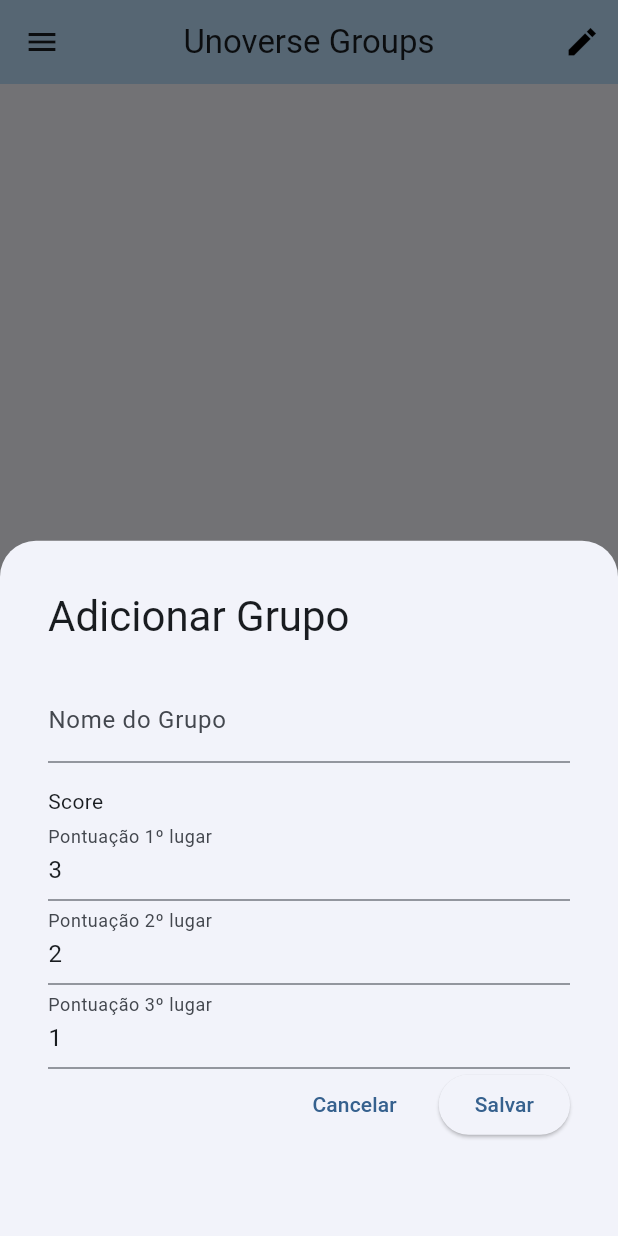
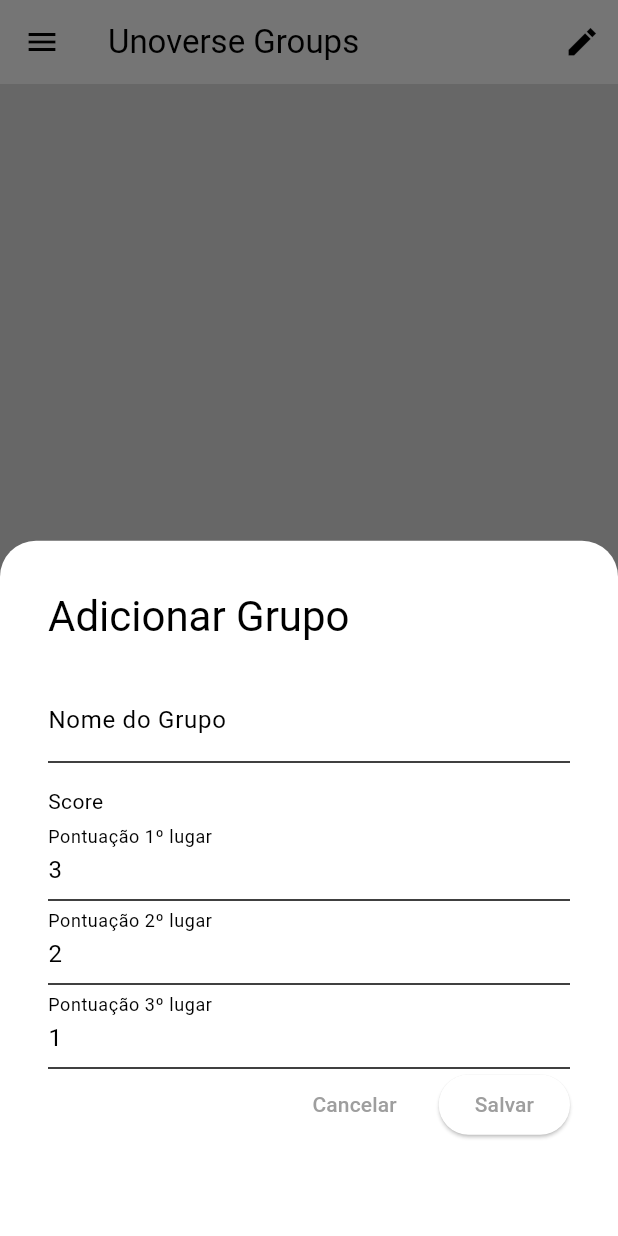
Before and after one commit to HiroGarcia/Unoverse, a Flutter app: the screen it shows once a user with an empty profile is signed in, after a tap on the "add" icon, on a phone screen of 412 x 824 dp. Run offline on Flutter 3.47's test engine with Material 3 defaults, Android fonts, the phone set to English and light mode, and no system bars; our stand-ins replace cloud_firestore, firebase_auth, firebase_core; accounts and stored records are empty; generated files the repository leaves out were written again.

Commit message:
refactor: textField, button, authpage and changed authpage colors

```diff
--- a/lib/main.dart
+++ b/lib/main.dart
@@ -7,13 +7,16 @@
 import 'package:unoverse/data/services/player_provider.dart';
 import 'package:unoverse/data/services/user_provider.dart';
 import 'package:unoverse/firebase_options.dart';
+import 'package:unoverse/presentation/pages/auth/auth_page.dart';
+import 'package:unoverse/themes/dark_mode.dart';
+import 'package:unoverse/themes/light_mode.dart';
 
 import 'presentation/pages/home/home_page.dart';
-import 'presentation/pages/auth/login_page.dart';
 
 void main() async {
   WidgetsFlutterBinding.ensureInitialized();
   await Firebase.initializeApp(options: DefaultFirebaseOptions.currentPlatform);
+
   runApp(
     MultiProvider(
       providers: [
@@ -41,18 +44,9 @@
     return MaterialApp(
       title: 'Unoverse Demo',
       debugShowCheckedModeBanner: false,
-      theme: ThemeData(
-        colorScheme: ColorScheme.fromSeed(seedColor: Colors.blue),
-        appBarTheme: AppBarTheme(
-          centerTitle: true,
-          backgroundColor: Colors.blue[100],
-        ),
-        floatingActionButtonTheme: FloatingActionButtonThemeData(
-          backgroundColor: Colors.blue[100],
-        ),
-      ),
+      theme: lightMode,
+      darkTheme: darkMode,
       home: const RoteadorTelas(),
-      routes: {'loginScreen': (context) => LoginPage()},
     );
   }
 }
@@ -76,7 +70,7 @@
             ).listenUser(user.uid);
             return HomePage(userAuth: user);
           } else {
-            return const LoginPage();
+            return AuthPage();
           }
         }
       },
--- /dev/null
+++ b/lib/presentation/pages/auth/auth_page.dart
@@ -0,0 +1,31 @@
+import 'package:flutter/material.dart';
+import 'package:unoverse/presentation/pages/auth/login_page.dart';
+import 'package:unoverse/presentation/pages/auth/register_page.dart';
+
+class AuthPage extends StatefulWidget {
+  const AuthPage({super.key});
+
+  @override
+  State<AuthPage> createState() => _AuthPageState();
+}
+
+class _AuthPageState extends State<AuthPage> {
+  // initially, show login page
+  bool showLoginPage = true;
+
+  // toggle between pages
+  void togglePages() {
+    setState(() {
+      showLoginPage = !showLoginPage;
+    });
+  }
+
+  @override
+  Widget build(BuildContext context) {
+    if (showLoginPage) {
+      return LoginPage(togglePages: togglePages);
+    } else {
+      return RegisterPage(togglePages: togglePages);
+    }
+  }
+}
--- a/lib/presentation/pages/auth/login_page.dart
+++ b/lib/presentation/pages/auth/login_page.dart
@@ -1,78 +1,74 @@
 import 'package:flutter/material.dart';
+import 'package:unoverse/presentation/widgets/my_button.dart';
+import 'package:unoverse/presentation/widgets/my_textfield.dart';
 
 import '../../controllers/auth_controller.dart';
 
 class LoginPage extends StatefulWidget {
-  const LoginPage({super.key});
+  final void Function()? togglePages;
+  const LoginPage({super.key, required this.togglePages});
 
   @override
   State<LoginPage> createState() => _LoginPageState();
 }
 
 class _LoginPageState extends State<LoginPage> {
-  final TextEditingController _emailController = TextEditingController();
-  final TextEditingController _passwordController = TextEditingController();
-  final TextEditingController _confirmController = TextEditingController();
-  final TextEditingController _nameController = TextEditingController();
+  final emailController = TextEditingController();
+  final passwordController = TextEditingController();
 
-  final AuthController authController = AuthController();
+  final authController = AuthController();
 
   final _formKey = GlobalKey<FormState>();
-
-  bool isLogin = true;
 
   @override
   Widget build(BuildContext context) {
     return Scaffold(
       body: Padding(
-        padding: const EdgeInsets.all(32.0),
+        padding: const EdgeInsets.all(40.0),
         child: Center(
-          child: Container(
-            height: 700,
-            decoration: BoxDecoration(
-              color: Colors.blue[50],
-              borderRadius: BorderRadius.circular(24),
-            ),
-            padding: EdgeInsets.all(32),
           child: Form(
             key: _formKey,
             child: Column(
               mainAxisAlignment: MainAxisAlignment.center,
               children: [
-                  Text('Welcome to Unoverse'),
+                Text(
+                  'U N O V E R S E',
+                  style: TextStyle(
+                    fontSize: 50,
+                    fontWeight: FontWeight.bold,
+                    color: Theme.of(context).colorScheme.primary,
+                  ),
+                ),
+                Text(
+                  'L E T \'S   G O   P L A Y I N G',
+                  style: TextStyle(
+                    color: Theme.of(context).colorScheme.inversePrimary,
+                  ),
+                ),
                 Padding(
-                    padding: const EdgeInsets.symmetric(vertical: 16.0),
-                    child: TextFormField(
-                      controller: _emailController,
-                      decoration: InputDecoration(
-                        border: OutlineInputBorder(
-                          borderRadius: BorderRadius.circular(16),
-                        ),
-                        labelText: 'E-mail',
-                      ),
+                  padding: const EdgeInsets.symmetric(vertical: 10.0),
+                  child: MyTextfield(
+                    controller: emailController,
+                    labelText: 'Email',
+                    obscureText: false,
                     keyboardType: TextInputType.emailAddress,
                     validator: (value) {
                       if (value == null || value == "") {
-                          return "E-mail invalid";
+                        return "Email invalid";
                       }
                       if (!value.contains("@") ||
                           !value.contains(".") ||
                           value.length < 4) {
-                          return "E-mail invalid";
+                        return "Email invalid";
                       }
                       return null;
                     },
                   ),
                 ),
-                  TextFormField(
+                MyTextfield(
+                  controller: passwordController,
+                  labelText: 'Password',
                   obscureText: true,
-                    controller: _passwordController,
-                    decoration: InputDecoration(
-                      border: OutlineInputBorder(
-                        borderRadius: BorderRadius.circular(16),
-                      ),
-                      labelText: 'Password',
-                    ),
                   validator: (value) {
                     if (value == null || value.length < 6) {
                       return "Password must have at least 6 characters";
@@ -80,85 +76,57 @@
                     return null;
                   },
                 ),
-                  Visibility(
-                    visible: !isLogin,
-                    child: Column(
+                const SizedBox(height: 10),
+                Row(
+                  mainAxisAlignment: MainAxisAlignment.end,
                   children: [
-                        Padding(
-                          padding: const EdgeInsets.symmetric(vertical: 16.0),
-                          child: TextFormField(
-                            controller: _confirmController,
-                            obscureText: true,
-                            decoration: InputDecoration(
-                              border: OutlineInputBorder(
-                                borderRadius: BorderRadius.circular(16),
-                              ),
-                              label: Text("Confirm password"),
-                            ),
-                            validator: (value) {
-                              if (value != _passwordController.text) {
-                                return "Passwords must be the same";
-                              }
-                              return null;
-                            },
-                          ),
-                        ),
-                        TextFormField(
-                          controller: _nameController,
-                          decoration: InputDecoration(
-                            border: OutlineInputBorder(
-                              borderRadius: BorderRadius.circular(16),
-                            ),
-                            label: Text("Name"),
-                          ),
-                          validator: (value) {
-                            if (value == null || value.length < 3) {
-                              return "Name must have at least 3 characters.";
-                            }
-                            return null;
-                          },
-                        ),
-                      ],
-                    ),
-                  ),
-                  Padding(
-                    padding: const EdgeInsets.symmetric(vertical: 16.0),
-                    child: ElevatedButton(
-                      onPressed: () {
-                        if (_formKey.currentState!.validate()) {
-                          if (isLogin) {
-                            authController.loginUser(
-                              email: _emailController.text,
-                              password: _passwordController.text,
-                              context: context,
-                            );
-                          } else {
-                            authController.registerUser(
-                              email: _emailController.text,
-                              password: _passwordController.text,
-                              name: _nameController.text,
-                              context: context,
-                            );
-                          }
-                        }
-                      },
-                      child: Text((isLogin) ? 'Login' : 'Sign up'),
-                    ),
-                  ),
-                  TextButton(
-                    onPressed: () {
-                      setState(() {
-                        isLogin = !isLogin;
-                      });
-                    },
-                    child: Text(
-                      (isLogin)
-                          ? 'Don\'t have acoount? Sing up'
-                          : 'Already have an account? Sign in',
+                    Text(
+                      'Forgot Password?',
+                      style: TextStyle(
+                        color: Theme.of(context).colorScheme.primary,
+                        fontWeight: FontWeight.bold,
                       ),
                     ),
                   ],
                 ),
+
+                Padding(
+                  padding: const EdgeInsets.symmetric(vertical: 16.0),
+                  child: MyButton(
+                    text: 'Login',
+                    onTap: () {
+                      if (_formKey.currentState!.validate()) {
+                        authController.loginUser(
+                          email: emailController.text,
+                          password: passwordController.text,
+                          context: context,
+                        );
+                      }
+                    },
+                  ),
+                ),
+                Row(
+                  mainAxisAlignment: MainAxisAlignment.center,
+                  children: [
+                    Text(
+                      'Don\'t have an acoount? ',
+                      style: TextStyle(
+                        color: Theme.of(context).colorScheme.primary,
+                      ),
+                    ),
+                    GestureDetector(
+                      onTap: widget.togglePages,
+                      child: Text(
+                        'Sign in',
+                        style: TextStyle(
+                          fontWeight: FontWeight.bold,
+                          color: Theme.of(context).colorScheme.primary,
+                        ),
+                      ),
+                    ),
+                  ],
+                ),
+              ],
             ),
           ),
         ),
--- /dev/null
+++ b/lib/presentation/pages/auth/register_page.dart
@@ -0,0 +1,159 @@
+import 'package:flutter/material.dart';
+import 'package:unoverse/presentation/widgets/show_snackbar.dart';
+
+import '../../controllers/auth_controller.dart';
+import '../../widgets/my_button.dart';
+import '../../widgets/my_textfield.dart';
+
+class RegisterPage extends StatefulWidget {
+  final void Function()? togglePages;
+  const RegisterPage({super.key, required this.togglePages});
+
+  @override
+  State<RegisterPage> createState() => _RegisterScreenState();
+}
+
+class _RegisterScreenState extends State<RegisterPage> {
+  final nameController = TextEditingController();
+  final emailController = TextEditingController();
+  final passwordController = TextEditingController();
+  final confirmPasswordController = TextEditingController();
+
+  final authController = AuthController();
+
+  final _formKey = GlobalKey<FormState>();
+
+  @override
+  Widget build(BuildContext context) {
+    return Scaffold(
+      body: Padding(
+        padding: const EdgeInsets.all(40.0),
+        child: Center(
+          child: Form(
+            key: _formKey,
+            child: Column(
+              mainAxisAlignment: MainAxisAlignment.center,
+              children: [
+                Text(
+                  'U N O V E R S E',
+                  style: TextStyle(
+                    fontSize: 50,
+                    fontWeight: FontWeight.bold,
+                    color: Theme.of(context).colorScheme.primary,
+                  ),
+                ),
+                Text(
+                  'Let\'s create an account for you',
+                  style: TextStyle(
+                    color: Theme.of(context).colorScheme.inversePrimary,
+                  ),
+                ),
+
+                Padding(
+                  padding: const EdgeInsets.only(top: 16.0, bottom: 10),
+                  child: MyTextfield(
+                    controller: nameController,
+                    labelText: 'Name',
+                    obscureText: false,
+                    validator: (value) {
+                      if (value == null || value.length < 3) {
+                        return "Name must have at least 3 characters.";
+                      }
+                      return null;
+                    },
+                  ),
+                ),
+                MyTextfield(
+                  controller: emailController,
+                  labelText: 'Email',
+                  obscureText: false,
+                  keyboardType: TextInputType.emailAddress,
+                  validator: (value) {
+                    if (value == null || value == "") {
+                      return "Email invalid";
+                    }
+                    if (!value.contains("@") ||
+                        !value.contains(".") ||
+                        value.length < 4) {
+                      return "Email invalid";
+                    }
+                    return null;
+                  },
+                ),
+                Padding(
+                  padding: const EdgeInsets.symmetric(vertical: 10.0),
+                  child: MyTextfield(
+                    controller: passwordController,
+                    labelText: 'Password',
+                    obscureText: true,
+                    validator: (value) {
+                      if (value == null || value.length < 6) {
+                        return "Password must have at least 6 characters";
+                      }
+                      return null;
+                    },
+                  ),
+                ),
+
+                MyTextfield(
+                  controller: confirmPasswordController,
+                  labelText: 'Confirm Password',
+                  obscureText: true,
+                  validator: (value) {
+                    if (value != passwordController.text) {
+                      return "Passwords must be the same";
+                    }
+                    return null;
+                  },
+                ),
+                Padding(
+                  padding: const EdgeInsets.only(top: 26, bottom: 16.0),
+                  child: MyButton(
+                    text: 'SIGN UP',
+                    onTap: () {
+                      if (_formKey.currentState!.validate()) {
+                        authController.registerUser(
+                          email: emailController.text,
+                          password: passwordController.text,
+                          name: nameController.text,
+                          context: context,
+                        );
+                      } else {
+                        showSnackBar(
+                          context: context,
+                          isError: true,
+                          mensagem: 'Complete the fields correctly',
+                        );
+                      }
+                    },
+                  ),
+                ),
+                Row(
+                  mainAxisAlignment: MainAxisAlignment.center,
+                  children: [
+                    Text(
+                      'Already have an account? ',
+                      style: TextStyle(
+                        color: Theme.of(context).colorScheme.primary,
+                      ),
+                    ),
+                    GestureDetector(
+                      onTap: widget.togglePages,
+                      child: Text(
+                        'Login now',
+                        style: TextStyle(
+                          fontWeight: FontWeight.bold,
+                          color: Theme.of(context).colorScheme.primary,
+                        ),
+                      ),
+                    ),
+                  ],
+                ),
+              ],
+            ),
+          ),
+        ),
+      ),
+    );
+  }
+}
--- /dev/null
+++ b/lib/presentation/widgets/my_button.dart
@@ -0,0 +1,29 @@
+import 'package:flutter/material.dart';
+
+class MyButton extends StatelessWidget {
+  final void Function()? onTap;
+  final String text;
+
+  const MyButton({super.key, this.onTap, required this.text});
+
+  @override
+  Widget build(BuildContext context) {
+    return GestureDetector(
+      onTap: onTap,
+      child: Container(
+        padding: EdgeInsets.all(15),
+        decoration: BoxDecoration(
+          // color: Colors.blue,
+          color: Theme.of(context).colorScheme.tertiary,
+          borderRadius: BorderRadius.circular(12),
+        ),
+        child: Center(
+          child: Text(
+            text,
+            style: const TextStyle(fontWeight: FontWeight.bold, fontSize: 16),
+          ),
+        ),
+      ),
+    );
+  }
+}
--- /dev/null
+++ b/lib/presentation/widgets/my_textfield.dart
@@ -0,0 +1,51 @@
+import 'package:flutter/material.dart';
+
+class MyTextfield extends StatelessWidget {
+  final TextEditingController controller;
+  final String labelText;
+  final bool obscureText;
+  final TextInputType? keyboardType;
+  final String? Function(String?)? validator;
+
+  const MyTextfield({
+    super.key,
+    required this.controller,
+    required this.labelText,
+    required this.obscureText,
+    this.keyboardType,
+    this.validator,
+  });
+
+  @override
+  Widget build(BuildContext context) {
+    return TextFormField(
+      controller: controller,
+      obscureText: obscureText,
+      decoration: InputDecoration(
+        // border: OutlineInputBorder(borderRadius: BorderRadius.circular(16)),
+        enabledBorder: OutlineInputBorder(
+          borderSide: BorderSide(color: Theme.of(context).colorScheme.tertiary),
+          borderRadius: BorderRadius.circular(12),
+        ),
+        focusedBorder: OutlineInputBorder(
+          borderSide: BorderSide(color: Theme.of(context).colorScheme.primary),
+          borderRadius: BorderRadius.circular(12),
+        ),
+        labelText: labelText,
+        labelStyle: TextStyle(color: Theme.of(context).colorScheme.primary),
+        fillColor: Theme.of(context).colorScheme.secondary,
+        filled: true,
+        errorBorder: OutlineInputBorder(
+          borderSide: BorderSide(color: Theme.of(context).colorScheme.tertiary),
+          borderRadius: BorderRadius.circular(12),
+        ),
+        focusedErrorBorder: OutlineInputBorder(
+          borderSide: BorderSide(color: Theme.of(context).colorScheme.primary),
+          borderRadius: BorderRadius.circular(12),
+        ),
+      ),
+      keyboardType: keyboardType,
+      validator: validator,
+    );
+  }
+}
--- a/lib/presentation/widgets/show_snackbar.dart
+++ b/lib/presentation/widgets/show_snackbar.dart
@@ -7,7 +7,10 @@
 }) {
   SnackBar snackBar = SnackBar(
     content: Text(mensagem),
-    backgroundColor: isError ? Colors.red : Colors.green,
+    backgroundColor:
+        isError
+            ? Theme.of(context).colorScheme.primary
+            : Theme.of(context).colorScheme.inversePrimary,
   );
 
   ScaffoldMessenger.of(context).showSnackBar(snackBar);
--- /dev/null
+++ b/lib/themes/dark_mode.dart
@@ -0,0 +1,18 @@
+import 'package:flutter/material.dart';
+
+ThemeData darkMode = ThemeData(
+  colorScheme: ColorScheme.dark(
+    primary: Colors.grey.shade500,
+    secondary: const Color.fromARGB(255, 39, 39, 39),
+    tertiary: const Color.fromARGB(255, 25, 25, 25),
+    inversePrimary: Colors.grey.shade300,
+  ),
+  scaffoldBackgroundColor: Colors.grey.shade900,
+  //  appBarTheme: AppBarTheme(
+  //           centerTitle: true,
+  //           backgroundColor: Colors.blue[100],
+  //         ),
+  //         floatingActionButtonTheme: FloatingActionButtonThemeData(
+  //           backgroundColor: Colors.blue[100],
+  //         ),
+);
--- /dev/null
+++ b/lib/themes/light_mode.dart
@@ -0,0 +1,18 @@
+import 'package:flutter/material.dart';
+
+ThemeData lightMode = ThemeData(
+  colorScheme: ColorScheme.light(
+    primary: Colors.grey.shade500,
+    secondary: Colors.grey.shade200,
+    tertiary: Colors.white,
+    inversePrimary: Colors.grey.shade900,
+  ),
+  scaffoldBackgroundColor: Colors.grey.shade300,
+  //  appBarTheme: AppBarTheme(
+  //         centerTitle: true,
+  //         backgroundColor: Colors.blue[100],
+  //       ),
+  //       floatingActionButtonTheme: FloatingActionButtonThemeData(
+  //         backgroundColor: Colors.blue[100],
+  //       ),
+);
```
Lines whose indentation alone changed are shown as unchanged.
